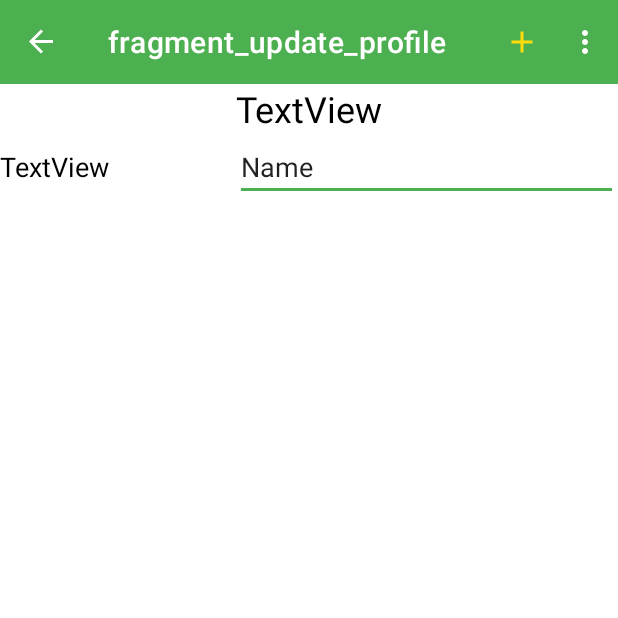
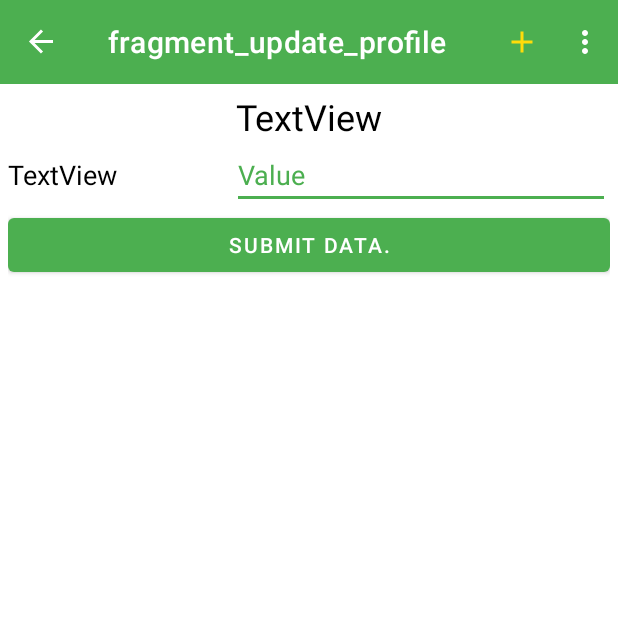
Before and after one commit to GeorgeKariuki7205/Learning-Kotlin, an Android app: the screen it shows after launch (MainActivity), in the side drawer, after a tap on "Update Profile", on a phone screen of 412 x 824 dp, the top half of it. Run offline under Robolectric (Android 15) with nearby library versions, the phone set to English and light mode, and no system bars; our stand-ins replace data binding, navigation-ui; libraries missing offline, so code that uses them is left out: com.firebase.ui; 2 statements that could not run were skipped.

Commit message:
Implemented the safearg to the application

```diff
--- a/app/src/main/java/com/example/taisacco/UpdateProfile.kt
+++ b/app/src/main/java/com/example/taisacco/UpdateProfile.kt
@@ -5,18 +5,37 @@ import androidx.fragment.app.Fragment
 import android.view.LayoutInflater
 import android.view.View
 import android.view.ViewGroup
-
+import android.widget.Toast
+import androidx.databinding.DataBindingUtil
+import androidx.navigation.fragment.findNavController
+import com.example.taisacco.databinding.FragmentUpdateProfileBinding
+import com.example.taisacco.UpdateProfileDirections
 /**
  * A simple [Fragment] subclass.
  */
 class UpdateProfile : Fragment() {
-
+    private lateinit var binding: FragmentUpdateProfileBinding
     override fun onCreateView(
         inflater: LayoutInflater, container: ViewGroup?,
         savedInstanceState: Bundle?
     ): View? {
         // Inflate the layout for this fragment
-        return inflater.inflate(R.layout.fragment_update_profile, container, false)
+//        return inflater.inflate(R.layout.fragment_update_profile, container, false)
+        binding = DataBindingUtil.inflate(
+            inflater,
+            R.layout.fragment_update_profile,
+            container,
+            false
+        )
+
+
+        binding.submit.setOnClickListener {
+            var name = binding.value.text
+            findNavController().navigate(UpdateProfileDirections.actionUpdateProfileToReciever(name.toString()))
+//            Toast.makeText(context, "NumCorrect: ${name}, NumQuestions: ${name}", Toast.LENGTH_LONG).show()
+        }
+
+        return  binding.root
     }
 
 }
--- a/app/src/main/res/layout/fragment_update_profile.xml
+++ b/app/src/main/res/layout/fragment_update_profile.xml
@@ -6,6 +6,7 @@
     <LinearLayout
             android:layout_width="match_parent"
             android:layout_height="match_parent"
+            android:layout_margin="5dp"
             android:orientation="vertical">
 
         <TextView
@@ -19,7 +20,7 @@
 
         <LinearLayout
                 android:layout_width="match_parent"
-                android:layout_height="match_parent"
+                android:layout_height="wrap_content"
                 android:orientation="horizontal">
 
             <TextView
@@ -32,16 +33,31 @@
                     android:textSize="18sp" />
 
             <EditText
-                    android:id="@+id/editText2"
+                    android:id="@+id/value"
                     android:layout_width="wrap_content"
                     android:layout_height="wrap_content"
                     android:layout_weight="1"
                     android:ems="10"
+                    android:hint="Value"
                     android:inputType="textPersonName"
-                    android:text="Name"
                     android:textColorHighlight="@color/black"
                     android:textColorHint="@color/colorPrimary"
                     android:textColorLink="@color/black" />
+
         </LinearLayout>
+
+        <LinearLayout
+                android:layout_width="match_parent"
+                android:layout_height="match_parent"
+                android:orientation="horizontal">
+
+            <Button
+                    android:id="@+id/submit"
+                    android:layout_width="wrap_content"
+                    android:layout_height="wrap_content"
+                    android:layout_weight="1"
+                    android:text="SUBMIT DATA." />
+        </LinearLayout>
+
     </LinearLayout>
 </layout>
--- a/app/src/main/res/navigation/navigation.xml
+++ b/app/src/main/res/navigation/navigation.xml
@@ -42,5 +42,21 @@
             android:id="@+id/updateProfile"
             android:name="com.example.taisacco.UpdateProfile"
             android:label="fragment_update_profile"
-            tools:layout="@layout/fragment_update_profile" />
+            tools:layout="@layout/fragment_update_profile" >
+        <action
+                android:id="@+id/action_updateProfile_to_reciever"
+                app:destination="@id/reciever" />
+        <argument
+                android:name="name"
+                app:argType="string" />
+    </fragment>
+    <fragment
+            android:id="@+id/reciever"
+            android:name="com.example.taisacco.Reciever"
+            android:label="fragment_reciever"
+            tools:layout="@layout/fragment_reciever" >
+        <argument
+                android:name="name"
+                app:argType="string" />
+    </fragment>
 </navigation>
--- a/app/src/main/res/values/strings.xml
+++ b/app/src/main/res/values/strings.xml
@@ -11,4 +11,5 @@
     <string name="secondary_text">Secondary Text</string>
     <string name="supporting_text">Supporting Text</string>
     <string name="action_1">Action</string>
+    <string name="label">label</string>
 </resources>
```
Also changed, not shown: app/src/main/java/com/example/taisacco/Reciever.kt (+16 -2 lines), app/src/main/res/layout/fragment_reciever.xml (+11 -3 lines).
